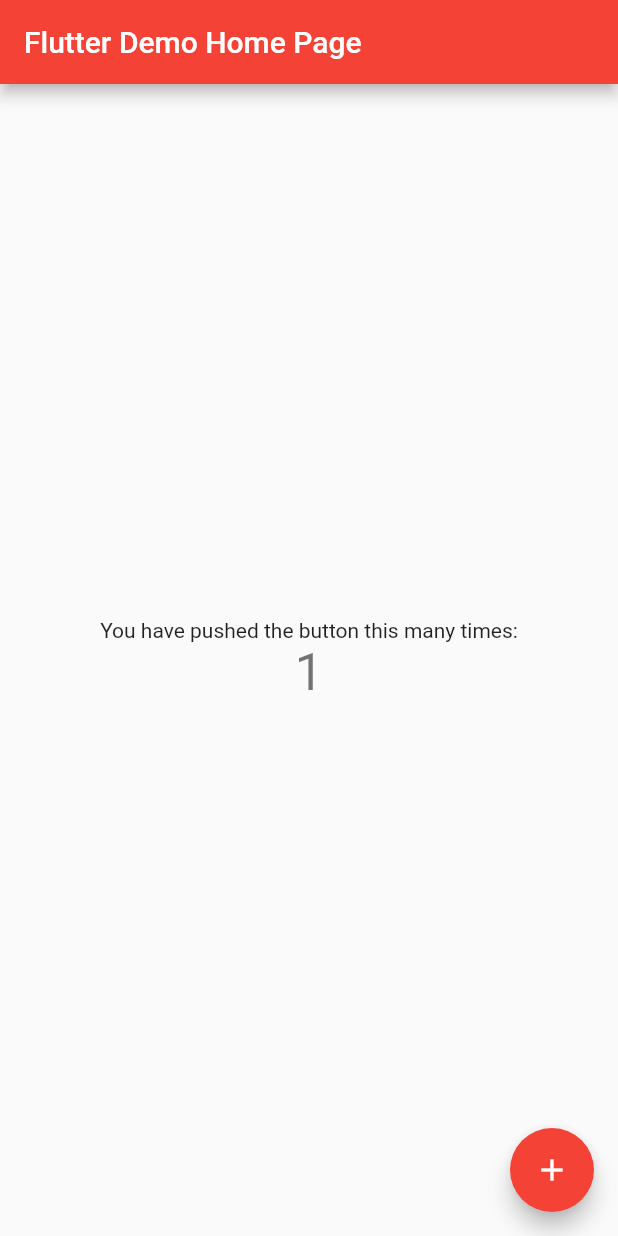
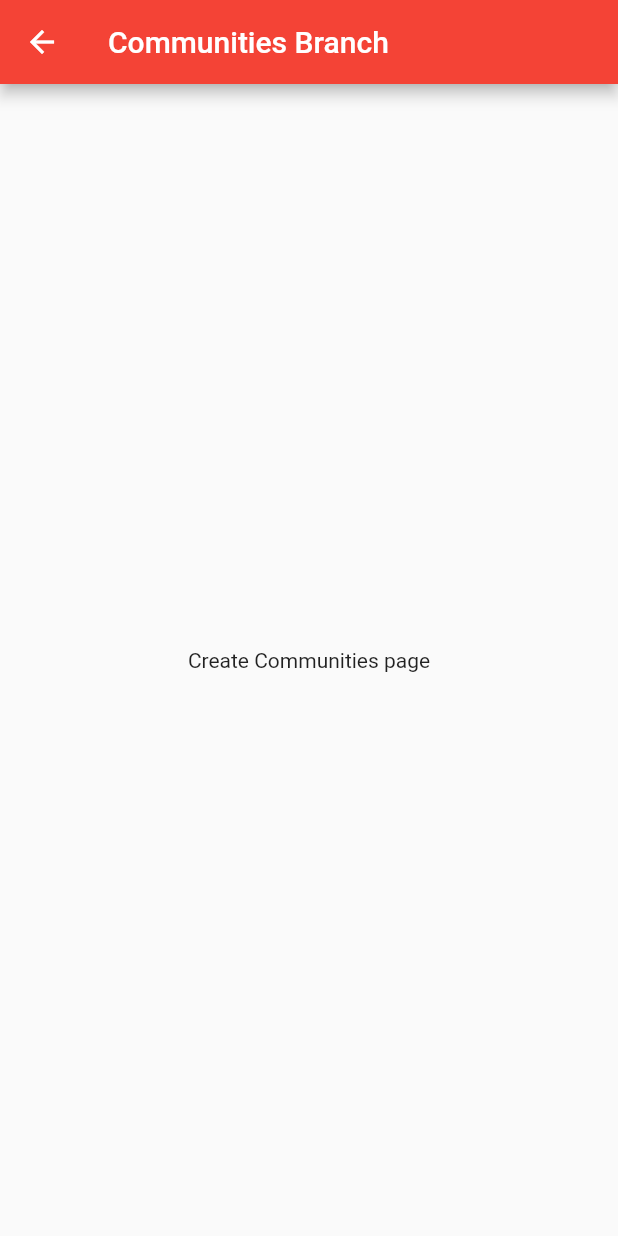
Before and after one commit to jnisitha/client_side_app, a Flutter app: the screen it shows after launch, after a tap on the "add" icon, on a phone screen of 412 x 824 dp. Run offline on Flutter 3.47's test engine with Material 2 defaults, Android fonts, the phone set to English and light mode, and no system bars.

Commit message:
Added Routing and Page for Create Community

```diff
--- a/lib/main.dart
+++ b/lib/main.dart
@@ -9,103 +9,49 @@ class MyApp extends StatelessWidget {
     return MaterialApp(
       title: 'Flutter Demo',
       theme: ThemeData(
-        // This is the theme of your application.
-        //
-        // Try running your application with "flutter run". You'll see the
-        // application has a blue toolbar. Then, without quitting the app, try
-        // changing the primarySwatch below to Colors.green and then invoke
-        // "hot reload" (press "r" in the console where you ran "flutter run",
-        // or simply save your changes to "hot reload" in a Flutter IDE).
-        // Notice that the counter didn't reset back to zero; the application
-        // is not restarted.
         primarySwatch: Colors.red,
       ),
-      home: MyHomePage(title: 'Flutter Demo Home Page'),
+      home: MyHomePage(),
+      routes: <String, WidgetBuilder> {
+        "/CreateCommunityPage": (BuildContext context) => new CreateCommunityPage()
+      }
     );
   }
 }
 
-class MyHomePage extends StatefulWidget {
-  MyHomePage({Key key, this.title}) : super(key: key);
-
-  // This widget is the home page of your application. It is stateful, meaning
-  // that it has a State object (defined below) that contains fields that affect
-  // how it looks.
-
-  // This class is the configuration for the state. It holds the values (in this
-  // case the title) provided by the parent (in this case the App widget) and
-  // used by the build method of the State. Fields in a Widget subclass are
-  // always marked "final".
-
-  final String title;
-
-  @override
-  _MyHomePageState createState() => _MyHomePageState();
-}
-
-class _MyHomePageState extends State<MyHomePage> {
-  int _counter = 0;
-
-  void _incrementCounter() {
-    setState(() {
-      // This call to setState tells the Flutter framework that something has
-      // changed in this State, which causes it to rerun the build method below
-      // so that the display can reflect the updated values. If we changed
-      // _counter without calling setState(), then the build method would not be
-      // called again, and so nothing would appear to happen.
-      _counter++;
-    });
+class MyHomePage extends StatelessWidget {
+  void _goToCreateCommunityPage(BuildContext context) {
+    Navigator.pushNamed(context, '/CreateCommunityPage');
   }
 
   @override
   Widget build(BuildContext context) {
-    // This method is rerun every time setState is called, for instance as done
-    // by the _incrementCounter method above.
-    //
-    // The Flutter framework has been optimized to make rerunning build methods
-    // fast, so that you can just rebuild anything that needs updating rather
-    // than having to individually change instances of widgets.
     return Scaffold(
       appBar: AppBar(
-        // Here we take the value from the MyHomePage object that was created by
-        // the App.build method, and use it to set our appbar title.
-        title: Text(widget.title),
+        title: Text('Communities Branch'),
       ),
       body: Center(
-        // Center is a layout widget. It takes a single child and positions it
-        // in the middle of the parent.
-        child: Column(
-          // Column is also layout widget. It takes a list of children and
-          // arranges them vertically. By default, it sizes itself to fit its
-          // children horizontally, and tries to be as tall as its parent.
-          //
-          // Invoke "debug painting" (press "p" in the console, choose the
-          // "Toggle Debug Paint" action from the Flutter Inspector in Android
-          // Studio, or the "Toggle Debug Paint" command in Visual Studio Code)
-          // to see the wireframe for each widget.
-          //
-          // Column has various properties to control how it sizes itself and
-          // how it positions its children. Here we use mainAxisAlignment to
-          // center the children vertically; the main axis here is the vertical
-          // axis because Columns are vertical (the cross axis would be
-          // horizontal).
-          mainAxisAlignment: MainAxisAlignment.center,
-          children: <Widget>[
-            Text(
-              'You have pushed the button this many times:',
-            ),
-            Text(
-              '$_counter',
-              style: Theme.of(context).textTheme.display1,
-            ),
-          ],
-        ),
+        child: Text('Create your first community')
       ),
       floatingActionButton: FloatingActionButton(
-        onPressed: _incrementCounter,
-        tooltip: 'Increment',
+        onPressed: () => _goToCreateCommunityPage(context),
+        tooltip: 'Create A Community',
         child: Icon(Icons.add),
-      ), // This trailing comma makes auto-formatting nicer for build methods.
+      ),
     );
   }
 }
+
+class CreateCommunityPage extends StatelessWidget {
+  @override
+  Widget build(BuildContext context) {
+    return Scaffold(
+      appBar: AppBar(
+        title: Text('Communities Branch'),
+      ),
+      body: Center(
+        child: Text('Create Communities page'),
+      ),
+    );
+  }
+}
```
